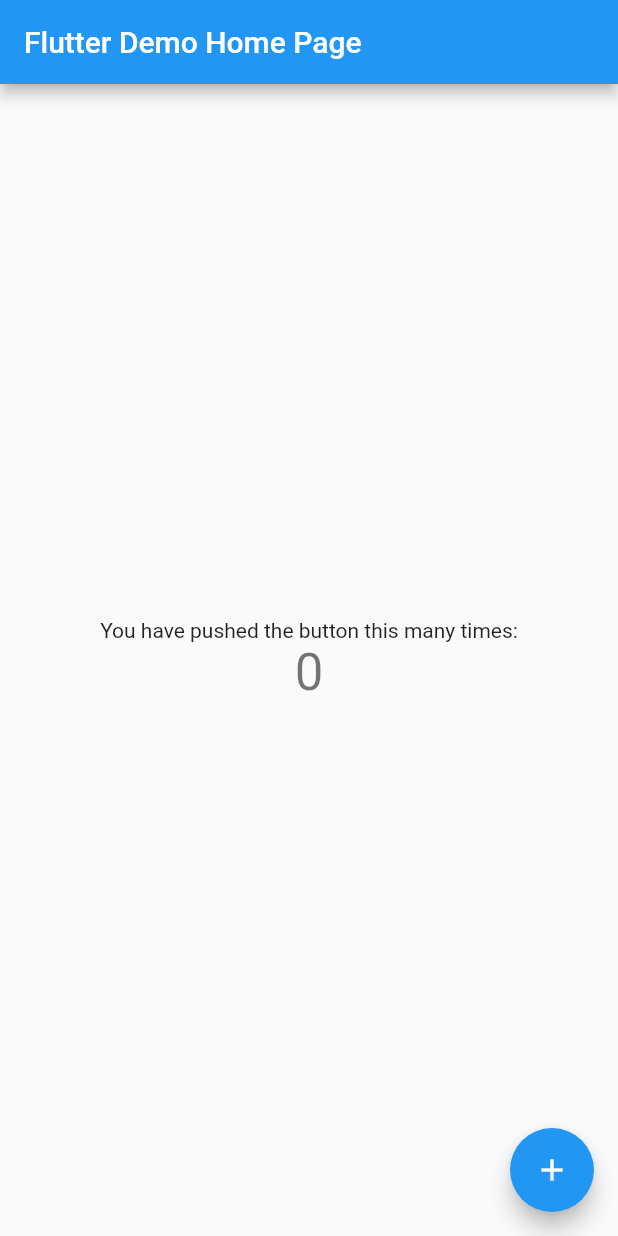
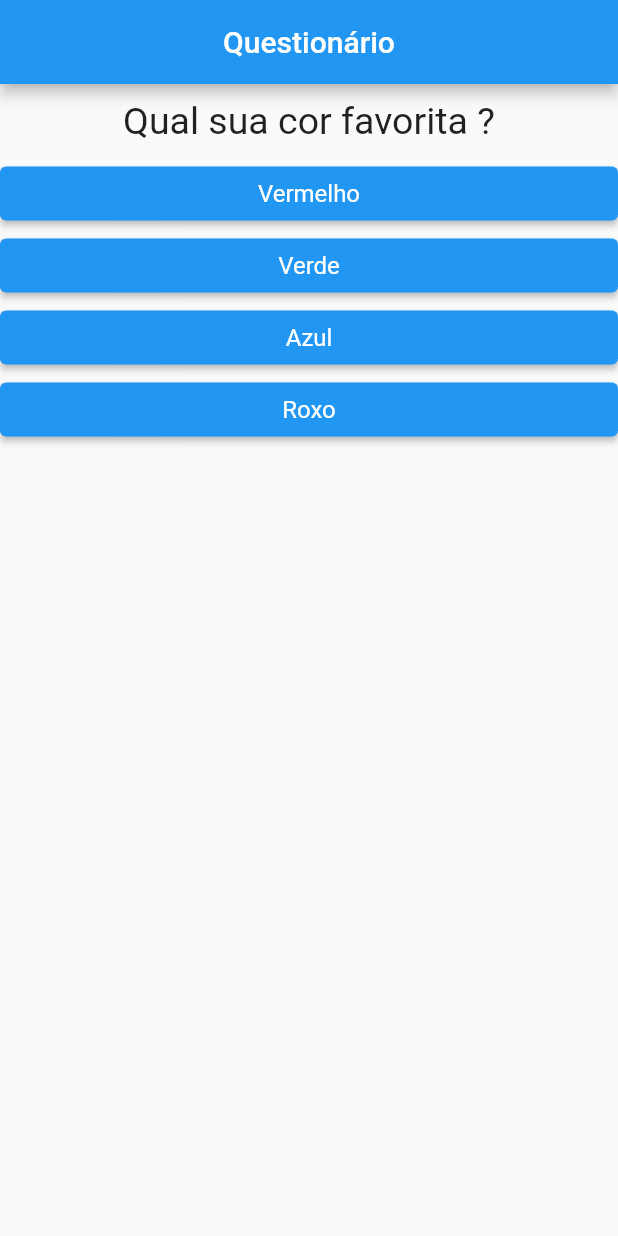
Before and after one commit to eduwalkerbr/questionario_avaliativo, a Flutter app: the screen it shows after launch, on a phone screen of 412 x 824 dp. Run offline on Flutter 3.47's test engine with Material 2 defaults, Android fonts, the phone set to English and light mode, and no system bars.

Commit message:
Aplicação Questionário Avaliativo Implementações - Desenvolvidas as seções de Questão e Resposta, com seus respectivos componentes de texto e botão. - Adicionada sessão ao fim do questionário para resetar o questionário. - Atualizado arquivo README.MD

```diff
--- /dev/null
+++ b/lib/components/questao.dart
@@ -0,0 +1,22 @@
+import 'package:flutter/material.dart';
+
+class Questao extends StatelessWidget {
+  final String descricao;
+
+  const Questao({required this.descricao});
+
+  @override
+  Widget build(BuildContext context) {
+    return Container(
+      width: double.infinity,
+      margin: const EdgeInsets.all(10),
+      child: Text(
+        descricao,
+        style: const TextStyle(
+          fontSize: 25,
+        ),
+        textAlign: TextAlign.center,
+      ),
+    );
+  }
+}
--- /dev/null
+++ b/lib/components/reiniciar.dart
@@ -0,0 +1,29 @@
+import 'package:flutter/material.dart';
+
+class Reiniciar extends StatelessWidget {
+  final String descricao;
+  void Function()? funcao;
+
+  Reiniciar({
+    required this.descricao,
+    this.funcao,
+  });
+
+  @override
+  Widget build(BuildContext context) {
+    return Container(
+      width: double.infinity,
+      margin: const EdgeInsets.all(50),
+      child: ElevatedButton(
+        style: ElevatedButton.styleFrom(
+            primary: Colors.red[400],
+            textStyle: const TextStyle(
+              color: Colors.white,
+              fontSize: 16,
+            )),
+        onPressed: funcao,
+        child: Text(descricao),
+      ),
+    );
+  }
+}
--- /dev/null
+++ b/lib/components/resposta.dart
@@ -0,0 +1,28 @@
+import 'package:flutter/material.dart';
+
+class Resposta extends StatelessWidget {
+  final String descricao;
+  final void Function() funcao;
+
+  const Resposta({
+    required this.descricao,
+    required this.funcao,
+  });
+
+  @override
+  Widget build(BuildContext context) {
+    return SizedBox(
+      width: double.infinity,
+      child: ElevatedButton(
+        style: ElevatedButton.styleFrom(
+            primary: Colors.blue,
+            textStyle: const TextStyle(
+              color: Colors.white,
+              fontSize: 16,
+            )),
+        onPressed: funcao,
+        child: Text(descricao),
+      ),
+    );
+  }
+}
--- a/lib/main.dart
+++ b/lib/main.dart
@@ -1,115 +1,99 @@
 import 'package:flutter/material.dart';
+import 'package:questionario_avaliativo/components/questao.dart';
+import 'package:questionario_avaliativo/components/reiniciar.dart';
+import 'package:questionario_avaliativo/components/resposta.dart';
+import 'package:questionario_avaliativo/questions_list.dart';
 
-void main() {
-  runApp(const MyApp());
+main() => runApp(PerguntaApp());
+
+class _PerguntaAppState extends State<PerguntaApp> {
+  final perguntas = Questions_list.getQuestionList();
+  bool _hasQuestion = true;
+
+  var _questSel = 0;
+  void _responder() {
+    setState(() {
+      if (_questSel == (perguntas.length - 1)) {
+        _hasQuestion = false;
+      } else {
+        _questSel++;
+      }
+    });
   }
 
-class MyApp extends StatelessWidget {
-  const MyApp({Key? key}) : super(key: key);
-
-  // This widget is the root of your application.
-  @override
-  Widget build(BuildContext context) {
-    return MaterialApp(
-      title: 'Flutter Demo',
-      theme: ThemeData(
-        // This is the theme of your application.
-        //
-        // Try running your application with "flutter run". You'll see the
-        // application has a blue toolbar. Then, without quitting the app, try
-        // changing the primarySwatch below to Colors.green and then invoke
-        // "hot reload" (press "r" in the console where you ran "flutter run",
-        // or simply save your changes to "hot reload" in a Flutter IDE).
-        // Notice that the counter didn't reset back to zero; the application
-        // is not restarted.
-        primarySwatch: Colors.blue,
-      ),
-      home: const MyHomePage(title: 'Flutter Demo Home Page'),
-    );
-  }
-}
-
-class MyHomePage extends StatefulWidget {
-  const MyHomePage({Key? key, required this.title}) : super(key: key);
-
-  // This widget is the home page of your application. It is stateful, meaning
-  // that it has a State object (defined below) that contains fields that affect
-  // how it looks.
-
-  // This class is the configuration for the state. It holds the values (in this
-  // case the title) provided by the parent (in this case the App widget) and
-  // used by the build method of the State. Fields in a Widget subclass are
-  // always marked "final".
-
-  final String title;
-
-  @override
-  State<MyHomePage> createState() => _MyHomePageState();
-}
-
-class _MyHomePageState extends State<MyHomePage> {
-  int _counter = 0;
-
-  void _incrementCounter() {
+  void _reiniciar() {
     setState(() {
-      // This call to setState tells the Flutter framework that something has
-      // changed in this State, which causes it to rerun the build method below
-      // so that the display can reflect the updated values. If we changed
-      // _counter without calling setState(), then the build method would not be
-      // called again, and so nothing would appear to happen.
-      _counter++;
+      _questSel = 0;
+      _hasQuestion = true;
     });
   }
 
   @override
   Widget build(BuildContext context) {
-    // This method is rerun every time setState is called, for instance as done
-    // by the _incrementCounter method above.
-    //
-    // The Flutter framework has been optimized to make rerunning build methods
-    // fast, so that you can just rebuild anything that needs updating rather
-    // than having to individually change instances of widgets.
-    return Scaffold(
+    List<String> respList = perguntas[_questSel].cast()['respostas'];
+
+    return MaterialApp(
+      home: Scaffold(
         appBar: AppBar(
-        // Here we take the value from the MyHomePage object that was created by
-        // the App.build method, and use it to set our appbar title.
-        title: Text(widget.title),
+          title: const Text("Questionário"),
+          centerTitle: true,
         ),
-      body: Center(
-        // Center is a layout widget. It takes a single child and positions it
-        // in the middle of the parent.
+        body: _hasQuestion
+            ? Column(
+                children: [
+                  Questao(
+                    descricao: perguntas[_questSel]['questao'].toString(),
+                  ),
+                  ...respList
+                      .map((resp) => Resposta(
+                            descricao: resp,
+                            funcao: _responder,
+                          ))
+                      .toList(),
+                ],
+              )
+            : SizedBox(
+                width: double.infinity,
                 child: Column(
-          // Column is also a layout widget. It takes a list of children and
-          // arranges them vertically. By default, it sizes itself to fit its
-          // children horizontally, and tries to be as tall as its parent.
-          //
-          // Invoke "debug painting" (press "p" in the console, choose the
-          // "Toggle Debug Paint" action from the Flutter Inspector in Android
-          // Studio, or the "Toggle Debug Paint" command in Visual Studio Code)
-          // to see the wireframe for each widget.
-          //
-          // Column has various properties to control how it sizes itself and
-          // how it positions its children. Here we use mainAxisAlignment to
-          // center the children vertically; the main axis here is the vertical
-          // axis because Columns are vertical (the cross axis would be
-          // horizontal).
                   mainAxisAlignment: MainAxisAlignment.center,
-          children: <Widget>[
+                  crossAxisAlignment: CrossAxisAlignment.center,
+                  children: [
                     const Text(
-              'You have pushed the button this many times:',
+                      "Sem mais perguntas a responder!",
+                      style: TextStyle(
+                        fontSize: 20,
+                        fontWeight: FontWeight.bold,
+                        color: Colors.blue,
                       ),
-            Text(
-              '$_counter',
-              style: Theme.of(context).textTheme.headline4,
+                    ),
+                    const SizedBox(
+                      height: 20,
+                    ),
+                    const Text(
+                      "Obrigado !!!",
+                      style: TextStyle(
+                          fontSize: 20,
+                          color: Colors.red,
+                          fontWeight: FontWeight.bold),
+                    ),
+                    const SizedBox(
+                      height: 20,
+                    ),
+                    Reiniciar(
+                      descricao: "Reiniciar o Questionário",
+                      funcao: _reiniciar,
                     ),
                   ],
                 ),
               ),
-      floatingActionButton: FloatingActionButton(
-        onPressed: _incrementCounter,
-        tooltip: 'Increment',
-        child: const Icon(Icons.add),
-      ), // This trailing comma makes auto-formatting nicer for build methods.
+      ),
     );
   }
 }
+
+class PerguntaApp extends StatefulWidget {
+  @override
+  State<PerguntaApp> createState() {
+    return _PerguntaAppState();
+  }
+}
--- /dev/null
+++ b/lib/questions_list.dart
@@ -0,0 +1,30 @@
+// ignore: camel_case_types
+class Questions_list {
+  // ignore: non_constant_identifier_names
+  static var question_list = [
+    {
+      'questao': "Qual sua cor favorita ?",
+      'respostas': ['Vermelho', 'Verde', 'Azul', 'Roxo']
+    },
+    {
+      'questao': "Qual seu animal favorito ?",
+      'respostas': ['Cachorro', 'Gato', 'Cavalo', 'Peixe']
+    },
+    {
+      'questao': "Qual sua local de Viagem favorito ?",
+      'respostas': ['Praia', 'Sítio', 'Exterior', 'Estudos']
+    },
+    {
+      'questao': "Qual seu filme favorito ?",
+      'respostas': ['Titanic', 'Vingadores', 'Exorcista', 'Lagoa Azul']
+    },
+    {
+      'questao': "Qual seu time favorito ?",
+      'respostas': ['Internacional', 'Grêmio', 'Corinthians', 'Flamengo']
+    }
+  ];
+
+  static List<Map<String, Object>> getQuestionList() {
+    return question_list;
+  }
+}
```
Also changed, not shown: lib/img/flutter.jpg (added), 2 other files. Lines whose indentation alone changed are shown as unchanged.
